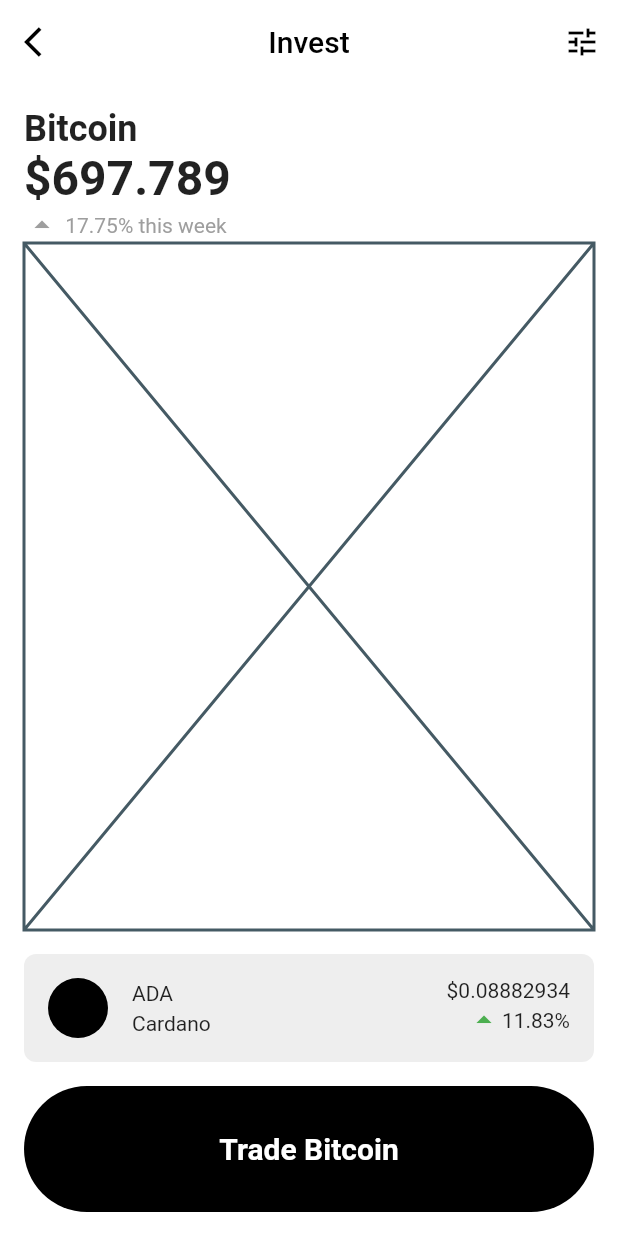
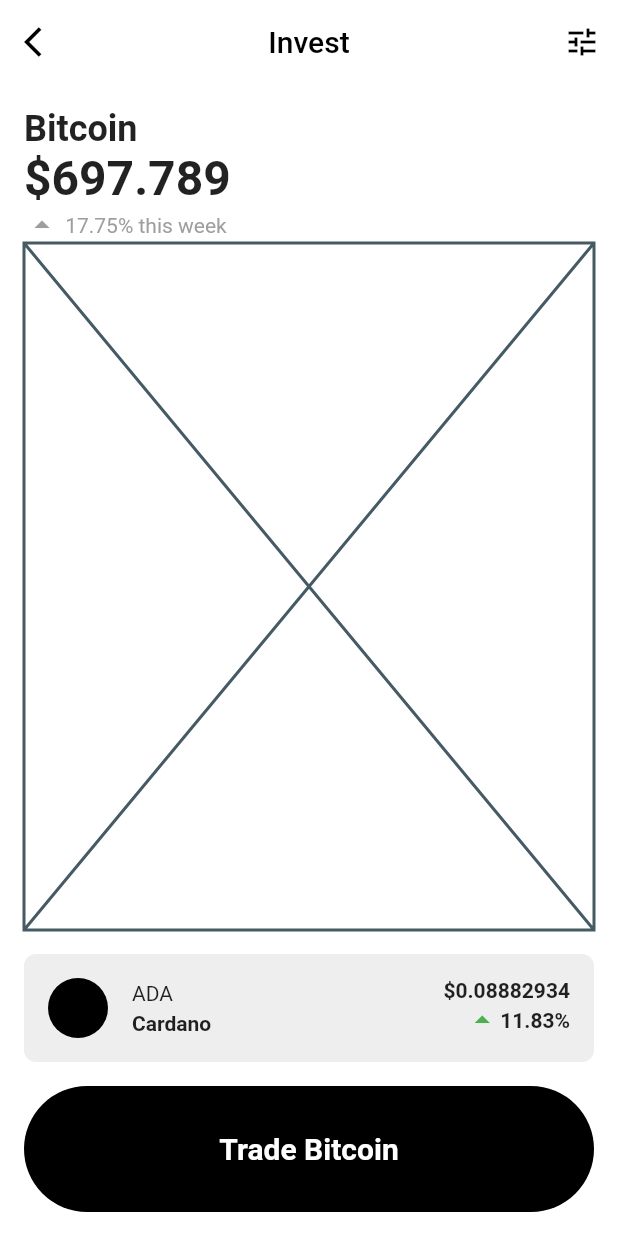
Before and after one commit to JAICHANGPARK/flutter_notebook_19th_story, a Flutter app: the screen it shows after launch, on a phone screen of 412 x 824 dp. Run offline on Flutter 3.47's test engine with Material 2 defaults, Android fonts, the phone set to English and light mode, and no system bars; our stand-ins replace cached_network_image, countup, fl_chart, flutter_riverpod, freezed_annotation, smooth_page_indicator and 1 more.

Commit message:
Update crypto_invest_page.dart

```diff
--- a/lib/ep1121_crypto_analysis_app/src/ui/crypto_invest_page.dart
+++ b/lib/ep1121_crypto_analysis_app/src/ui/crypto_invest_page.dart
@@ -90,7 +90,9 @@ class _CryptoInvestPageState extends State<CryptoInvestPage> {
                             children: [
                               Text("ADA"),
                               SizedBox(height: 4,),
-                              Text("Cardano",),
+                              Text("Cardano",style: TextStyle(
+                                fontWeight: FontWeight.bold
+                              ),),
                             ],
                           ),
                         ),
@@ -99,14 +101,18 @@ class _CryptoInvestPageState extends State<CryptoInvestPage> {
                           mainAxisAlignment: MainAxisAlignment.center,
                           crossAxisAlignment: CrossAxisAlignment.end,
                           children: [
-                            Text("\$0.08882934"),
+                            Text("\$0.08882934",style: TextStyle(
+                                fontWeight: FontWeight.bold
+                            ),),
                             Row(
                               children: [
                                 Icon(
                                   Icons.arrow_drop_up,
                                   color: Colors.green,
                                 ),
-                                Text("11.83%")
+                                Text("11.83%",style: TextStyle(
+                                    fontWeight: FontWeight.bold
+                                ),)
                               ],
                             )
                           ],
```
